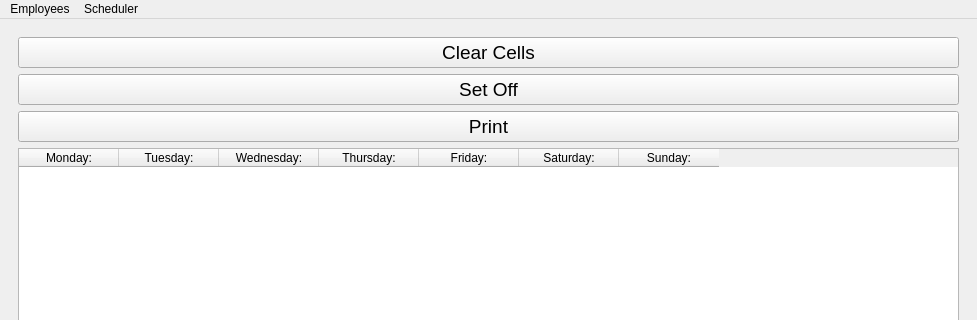
camwick/qdobaScheduler, file mainwindow.ui: the form before one commit; both pictures show x 0 to 977 and y 0 to 320 of the 977 by 678 pixel window.
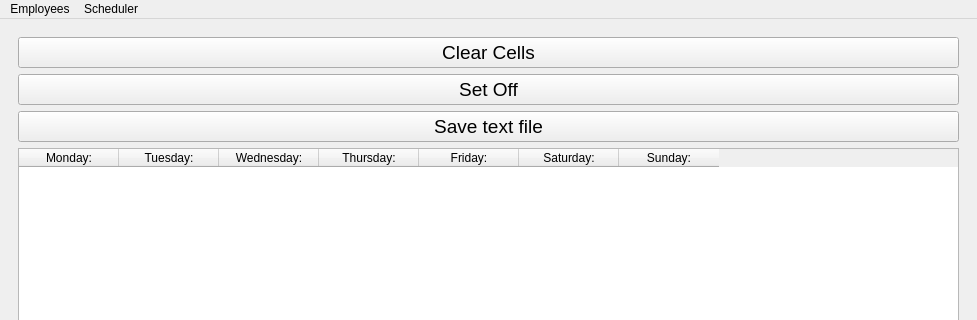
The form after the commit. Icons and pictures are not drawn.

```diff
--- a/mainwindow.ui
+++ b/mainwindow.ui
@@ -164,7 +164,7 @@
            <string>Print table</string>
           </property>
           <property name="text">
-           <string>Print</string>
+           <string>Save text file</string>
           </property>
          </widget>
         </item>
```
Left out of the diff: 2 changed lines with no effect on the pictures.
